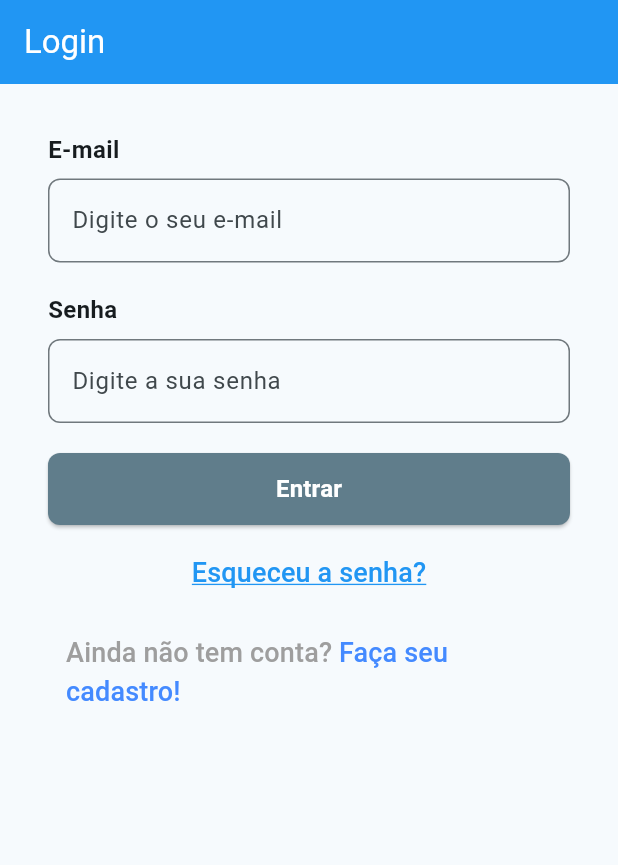
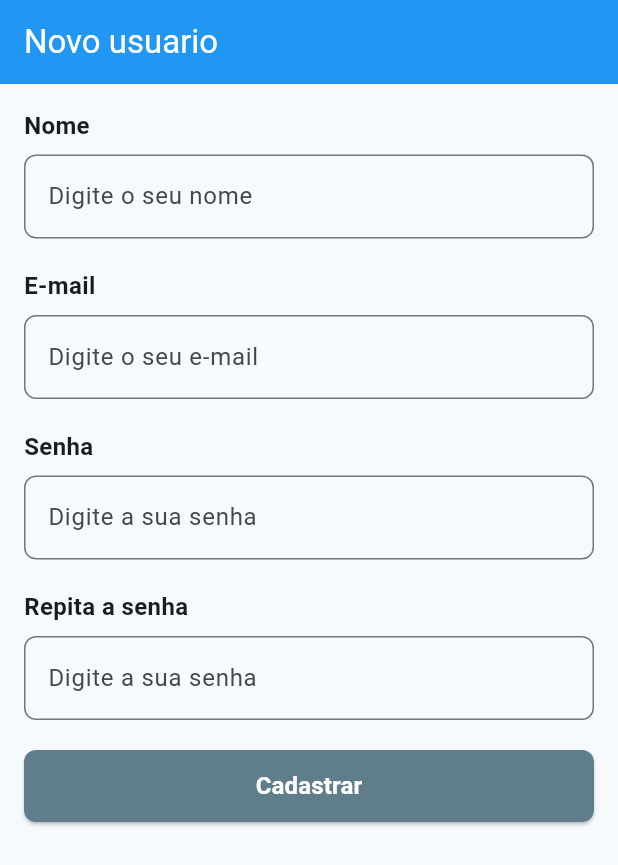
Before and after one commit to otaviohenrique1/app_lista_produtos, a Flutter app: the screen it shows after launch, on a phone screen of 412 x 824 dp. Shown: the top 865 px of the screen. Run offline on Flutter 3.47's test engine with Material 2 defaults, Android fonts, the phone set to English and light mode, and no system bars; our stand-ins replace sqflite; accounts and stored records are empty.

Commit message:
commit 5

```diff
--- a/lib/main.dart
+++ b/lib/main.dart
@@ -1,15 +1,19 @@
+import 'package:flutter/material.dart';
+import 'package:provider/provider.dart';
+import 'package:app_lista_produtos/pages/novo_usuario.dart';
 import 'package:app_lista_produtos/providers/produto_provider.dart';
-import 'package:flutter/material.dart';
-import 'package:app_lista_produtos/pages/login.dart';
-import 'package:provider/provider.dart';
+import 'package:app_lista_produtos/providers/usuario_provider.dart';
 
 void main() {
-  runApp(MultiProvider(
-    providers: [
-      ChangeNotifierProvider(create: (context) => ProdutoProvider()),
-    ],
-    child: const App(),
-  ));
+  runApp(
+    MultiProvider(
+      providers: [
+        ChangeNotifierProvider(create: (context) => ProdutoProvider()),
+        ChangeNotifierProvider(create: (context) => UsuarioProvider()),
+      ],
+      child: const App(),
+    ),
+  );
 }
 
 class App extends StatelessWidget {
@@ -33,7 +37,7 @@ class App extends StatelessWidget {
           ),
         ),
       ),
-      home: const Login(),
+      home: const NovoUsuario(),
     );
   }
 }
--- a/lib/pages/login.dart
+++ b/lib/pages/login.dart
@@ -41,21 +41,15 @@ class _LoginState extends State<Login> {
       ),
       body: SingleChildScrollView(
         child: Padding(
-          padding: const EdgeInsets.all(32),
+          padding: const EdgeInsets.all(16),
           child: Form(
             key: formKey,
             child: Column(
               children: [
-                // const Center(
-                //   child: Text(
-                //     "Login",
-                //     style: TextStyle(fontSize: 32),
-                //   ),
-                // ),
                 CampoTexto(
                   exibeLabel: true,
                   label: "E-mail",
-                  validator: validaCampoVazio,
+                  validator: validaEmail,
                   keyboardType: TextInputType.emailAddress,
                   controller: _emailController,
                   hintText: "Digite o seu e-mail",
@@ -66,7 +60,7 @@ class _LoginState extends State<Login> {
                   child: CampoTexto(
                     exibeLabel: true,
                     label: "Senha",
-                    validator: validaCampoVazio,
+                    validator: validaSenha,
                     keyboardType: TextInputType.visiblePassword,
                     controller: _senhaController,
                     hintText: "Digite a sua senha",
--- /dev/null
+++ b/lib/pages/novo_usuario.dart
@@ -0,0 +1,110 @@
+import 'package:app_lista_produtos/components/botao.dart';
+import 'package:app_lista_produtos/utils/validator.dart';
+import 'package:flutter/material.dart';
+
+import '../components/campo_texto.dart';
+
+class NovoUsuario extends StatefulWidget {
+  const NovoUsuario({
+    super.key,
+  });
+
+  @override
+  State<NovoUsuario> createState() => _NovoUsuarioState();
+}
+
+class _NovoUsuarioState extends State<NovoUsuario> {
+  var formKey = GlobalKey<FormState>();
+  final TextEditingController _emailController = TextEditingController();
+  final TextEditingController _senhaController = TextEditingController();
+
+  @override
+  void dispose() {
+    _emailController.dispose();
+    _senhaController.dispose();
+    super.dispose();
+  }
+
+  novoUsuario() {}
+
+  esqueceuSenha() {}
+
+  onSubmit() {
+    if (formKey.currentState!.validate()) {}
+  }
+
+  @override
+  Widget build(BuildContext context) {
+    return Scaffold(
+      appBar: AppBar(
+        title: const Text("Novo usuario"),
+      ),
+      body: SingleChildScrollView(
+        child: Padding(
+          padding: const EdgeInsets.all(16),
+          child: Form(
+            key: formKey,
+            child: Column(
+              children: [
+                Padding(
+                  padding: const EdgeInsets.only(bottom: 20),
+                  child: CampoTexto(
+                    exibeLabel: true,
+                    label: "Nome",
+                    validator: validaEmail,
+                    keyboardType: TextInputType.text,
+                    controller: _emailController,
+                    hintText: "Digite o seu nome",
+                    obscureText: false,
+                  ),
+                ),
+                Padding(
+                  padding: const EdgeInsets.only(bottom: 20),
+                  child: CampoTexto(
+                    exibeLabel: true,
+                    label: "E-mail",
+                    validator: validaEmail,
+                    keyboardType: TextInputType.emailAddress,
+                    controller: _emailController,
+                    hintText: "Digite o seu e-mail",
+                    obscureText: false,
+                  ),
+                ),
+                Padding(
+                  padding: const EdgeInsets.only(bottom: 20),
+                  child: CampoTexto(
+                    exibeLabel: true,
+                    label: "Senha",
+                    validator: validaSenha,
+                    keyboardType: TextInputType.visiblePassword,
+                    controller: _senhaController,
+                    hintText: "Digite a sua senha",
+                    obscureText: true,
+                  ),
+                ),
+                Padding(
+                  padding: const EdgeInsets.only(bottom: 20),
+                  child: CampoTexto(
+                    exibeLabel: true,
+                    label: "Repita a senha",
+                    validator: validaSenha,
+                    keyboardType: TextInputType.visiblePassword,
+                    controller: _senhaController,
+                    hintText: "Digite a sua senha",
+                    obscureText: true,
+                  ),
+                ),
+                Botao(
+                  onPressed: onSubmit,
+                  label: "Cadastrar",
+                  fontColor: Colors.white,
+                  backgroundColor: Colors.blueGrey,
+                ),
+              ],
+            ),
+          ),
+        ),
+      ),
+    );
+  }
+}
--- a/lib/utils/helpers.dart
+++ b/lib/utils/helpers.dart
@@ -18,3 +18,12 @@ String geraHoraFormatada() {
 String geraDataFormatada() {
   return DateFormat('dd/MM/yyyy').format(DateTime.now());
 }
+
+String formataQuantidadeUnidade(
+    {required num quantidade, required String unidade}) {
+  return "$quantidade $unidade";
+}
+
+String escondeSenha(String senha) {
+  return senha.replaceAll(RegExp(r"."), "#");
+}
```
Also changed, not shown: lib/pages/home_page.dart (renamed from lib/pages/homepage.dart, +5 -6 lines), lib/utils/validator.dart (+59 -1 lines).
